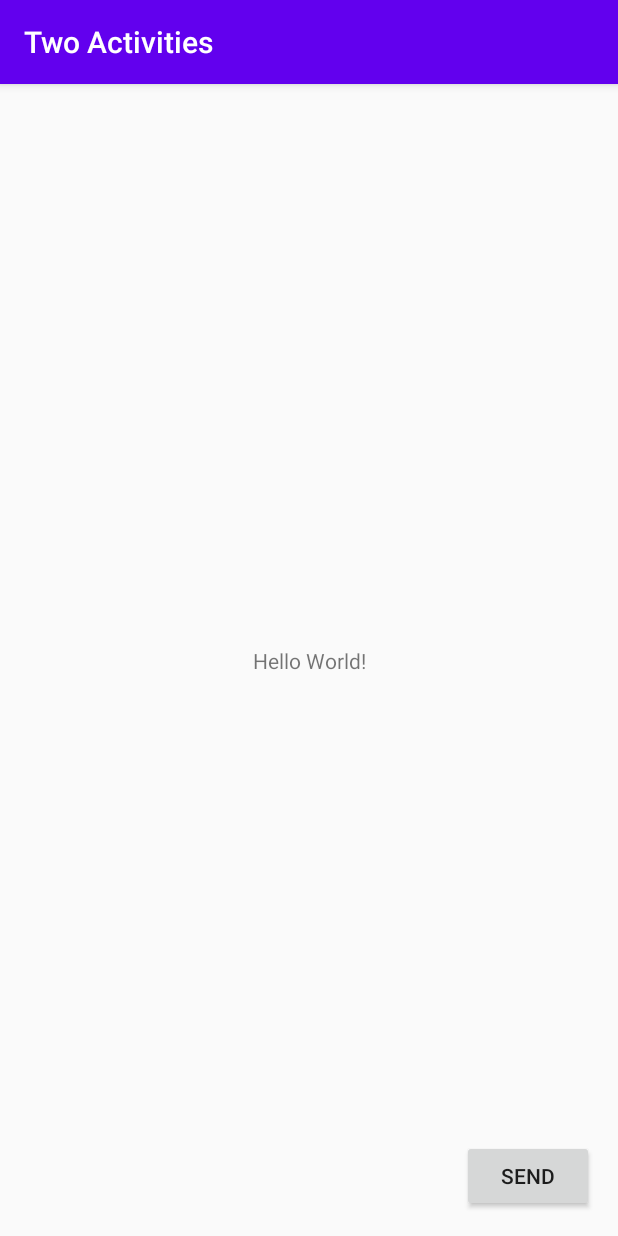
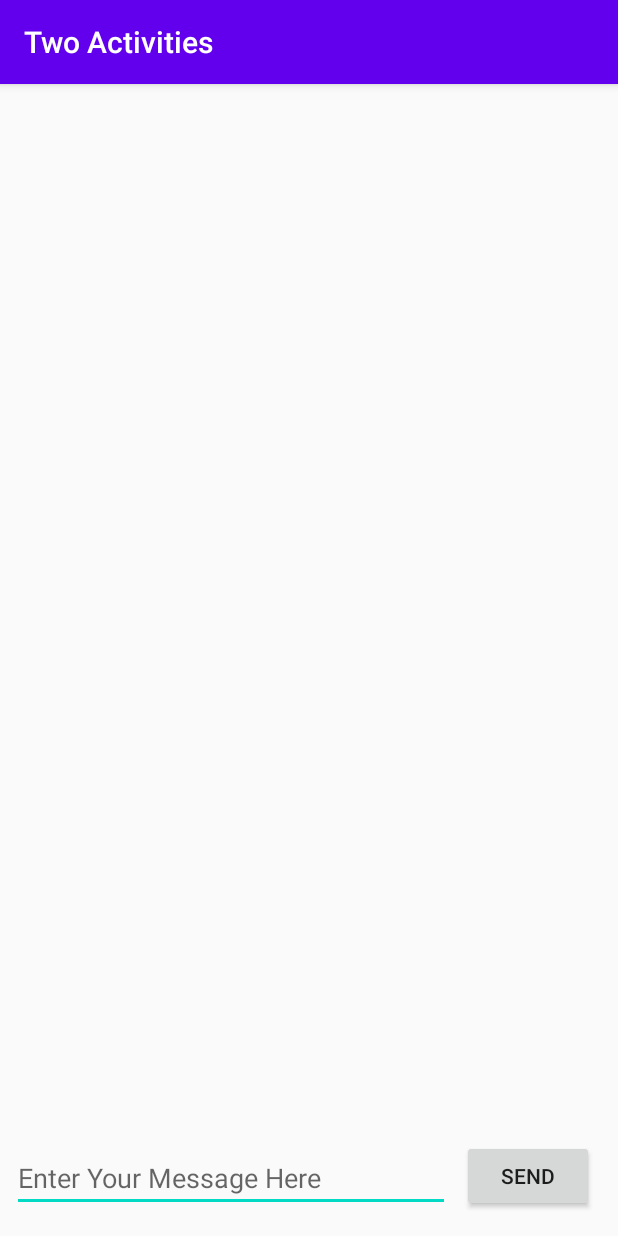
Before and after one commit to patgra91/android-tutorial-04, an Android app: the screen it shows after launch (MainActivity), on a phone screen of 412 x 824 dp. Run offline under Robolectric (Android 15) with nearby library versions, the phone set to English and light mode, and no system bars.

```diff
--- a/app/src/main/java/com/example/twoactivities/MainActivity.java
+++ b/app/src/main/java/com/example/twoactivities/MainActivity.java
@@ -6,20 +6,25 @@ import android.content.Intent;
 import android.os.Bundle;
 import android.util.Log;
 import android.view.View;
+import android.widget.EditText;
 
 public class MainActivity extends AppCompatActivity {
-
-    public static String LOG_TAG = MainActivity.class.getSimpleName();
+    public static final String LOG_TAG = MainActivity.class.getSimpleName();
+    public static final String Extra_message = "com.example.android.twoactivities.extra.MESSAGE";
+    private EditText mMessageEditText;
 
     @Override
     protected void onCreate(Bundle savedInstanceState) {
         super.onCreate(savedInstanceState);
         setContentView(R.layout.activity_main);
+        mMessageEditText = findViewById(R.id.editText_main);
     }
 
     public void launchSecondActivity(View view) {
         Log.d(LOG_TAG, "Button clicked!");
         Intent intent = new Intent(this, SecondActivity.class);
+        String message = mMessageEditText.getText().toString();
+        intent.putExtra(Extra_message, message);
         startActivity(intent);
     }
 }
--- a/app/src/main/res/layout/activity_main.xml
+++ b/app/src/main/res/layout/activity_main.xml
@@ -5,15 +5,6 @@
     android:layout_width="match_parent"
     android:layout_height="match_parent"
     tools:context=".MainActivity">
-
-    <TextView
-        android:layout_width="wrap_content"
-        android:layout_height="wrap_content"
-        android:text="Hello World!"
-        app:layout_constraintBottom_toBottomOf="parent"
-        app:layout_constraintLeft_toLeftOf="parent"
-        app:layout_constraintRight_toRightOf="parent"
-        app:layout_constraintTop_toTopOf="parent" />
 
     <Button
         android:id="@+id/button_main"
@@ -27,4 +18,20 @@
         app:layout_constraintBottom_toBottomOf="parent"
         app:layout_constraintEnd_toEndOf="parent" />
 
+    <EditText
+        android:id="@+id/editText_main"
+        android:layout_width="0dp"
+        android:layout_height="wrap_content"
+        android:layout_marginStart="8dp"
+        android:layout_marginLeft="8dp"
+        android:layout_marginEnd="8dp"
+        android:layout_marginRight="8dp"
+        android:layout_marginBottom="16dp"
+        android:ems="10"
+        android:hint="@string/editText_main"
+        android:inputType="textLongMessage"
+        app:layout_constraintBottom_toBottomOf="parent"
+        app:layout_constraintEnd_toStartOf="@+id/button_main"
+        app:layout_constraintStart_toStartOf="parent" />
+
 </androidx.constraintlayout.widget.ConstraintLayout>
--- a/app/src/main/res/values/strings.xml
+++ b/app/src/main/res/values/strings.xml
@@ -2,4 +2,5 @@
     <string name="app_name">Two Activities</string>
     <string name="button_main">Send</string>
     <string name="text_header">Message Received</string>
+    <string name="editText_main">Enter Your Message Here</string>
 </resources>
```
